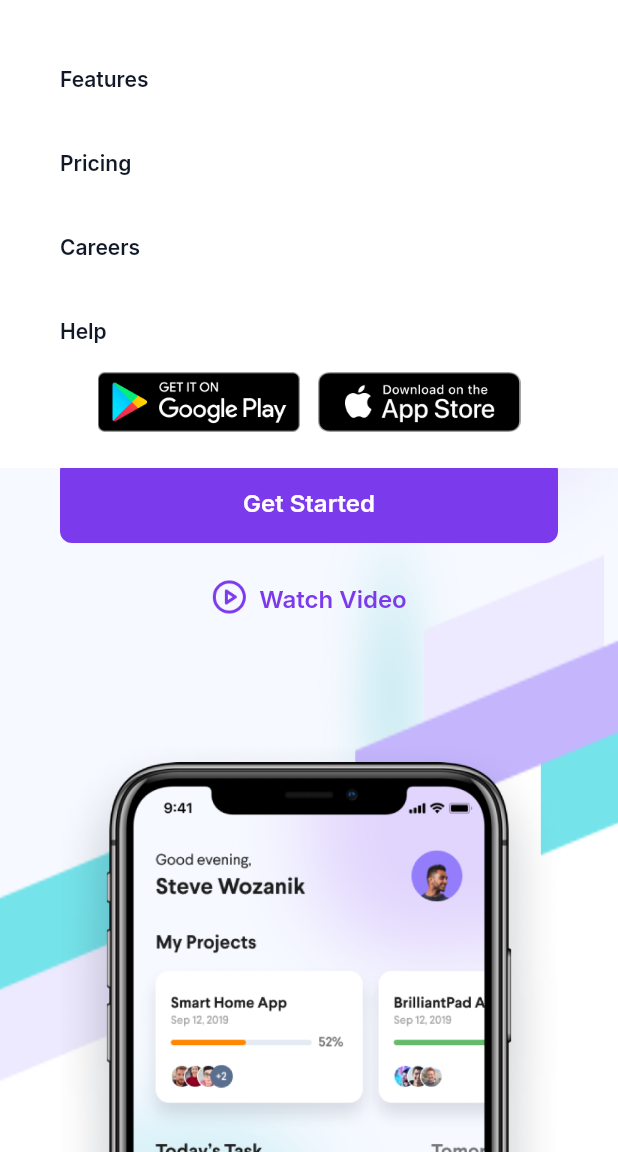
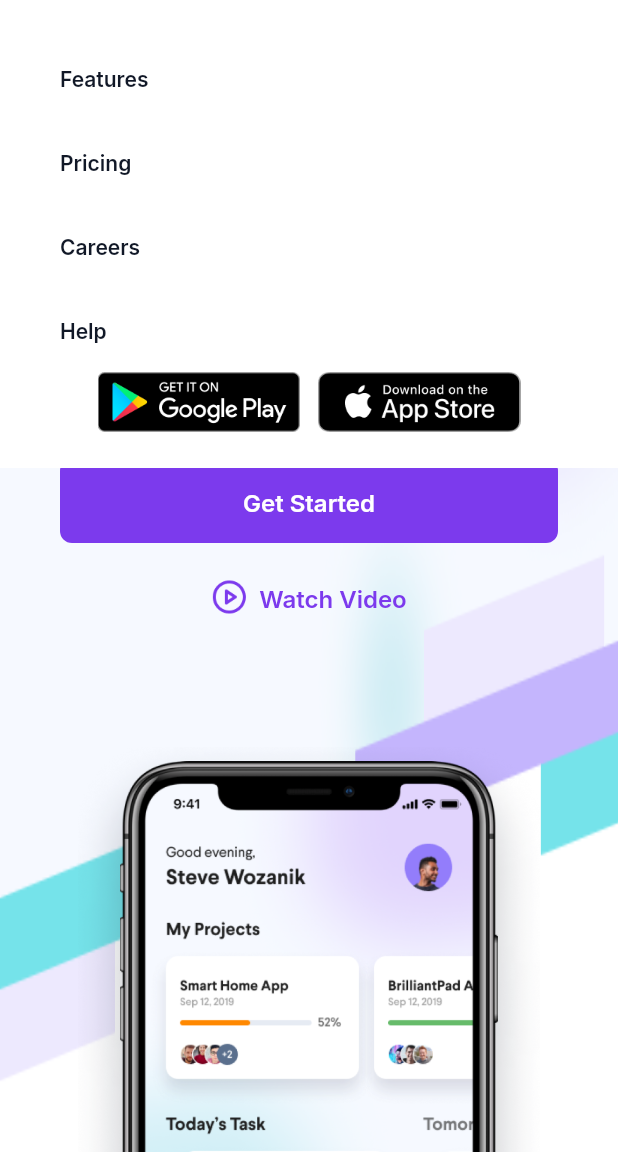
Before and after one commit to Khrysna/landify_design_flutter, a Flutter app: the screen it shows after launch, after a tap on the "menu" icon, on a phone screen of 412 x 824 dp, the part 84-1236 px from its top. Run offline on Flutter 3.47's test engine with Material 3 defaults, Android fonts, the phone set to English and light mode, and no system bars; our stand-ins replace flutter_layout_grid.

Commit message:
static height at screenshotMobile1

```diff
--- a/lib/sections/main_section.dart
+++ b/lib/sections/main_section.dart
@@ -72,13 +72,7 @@ class _Screenshot extends StatelessWidget {
 
   @override
   Widget build(BuildContext context) {
-    final screenHeight = MediaQuery.sizeOf(context).height;
-    const navbarHeight = Constants.kNavigationBarHeight;
-    const paddingVerticalContent = 72 * 2;
-
-    final screenshotHeight = screenHeight - navbarHeight - paddingVerticalContent;
-
-    return Assets.screenshotMobile1.image(height: screenshotHeight);
+    return Assets.screenshotMobile1.image(height: 560);
   }
 }
 
```
